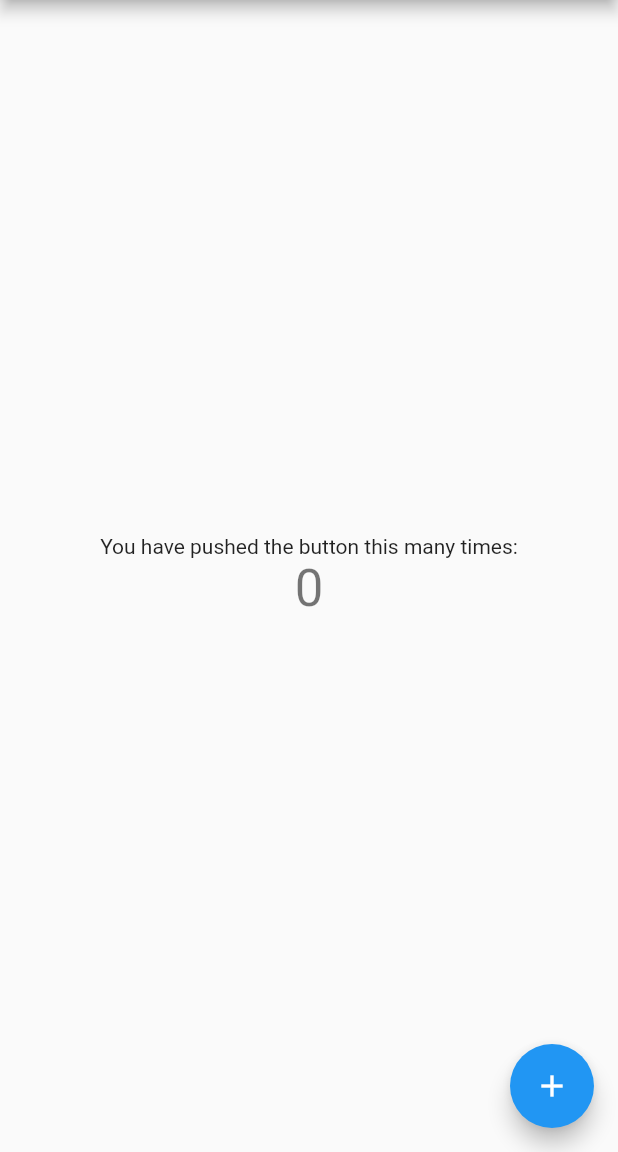
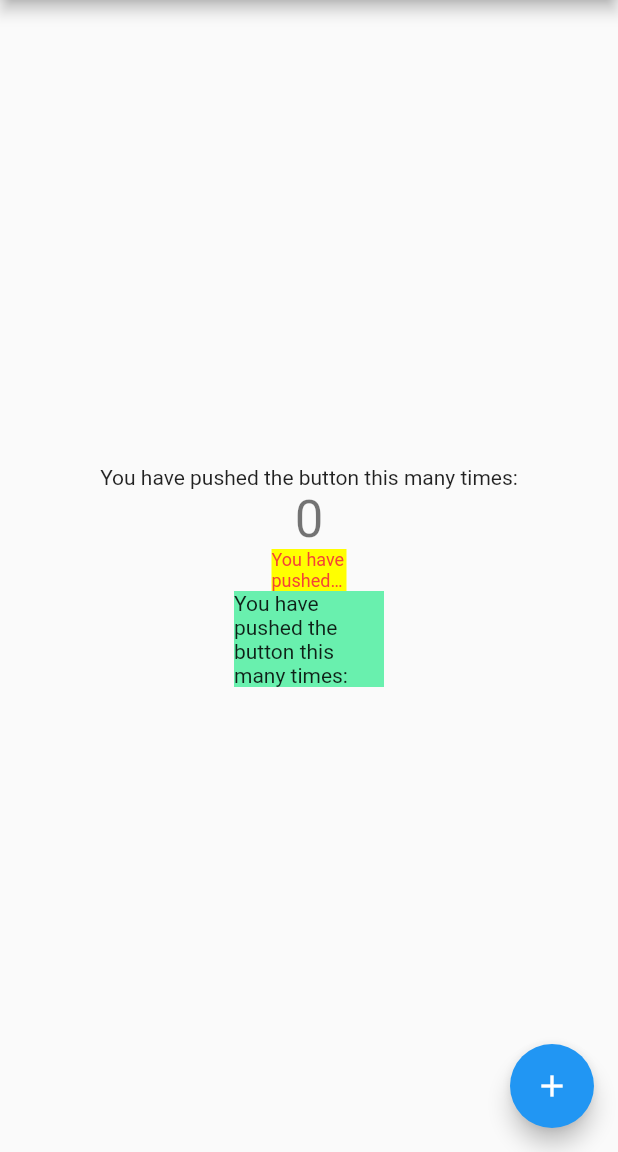
Before and after one commit to MuhMukhtar/flutter_plugin_pubdev, a Flutter app: the screen it shows after launch, on a phone screen of 412 x 824 dp, the part 84-1236 px from its top. Run offline on Flutter 3.47's test engine with Material 2 defaults, Android fonts, the phone set to English and light mode, and no system bars; drawn by our look-alikes of auto_size_text.

```diff
--- a/lib/main.dart
+++ b/lib/main.dart
@@ -1,4 +1,5 @@
 import 'package:flutter/material.dart';
+import 'package:flutter_plugin_pubdev/widgets/red_text_widget.dart';
 
 void main() {
   runApp(const MyApp());
@@ -102,6 +103,20 @@ class _MyHomePageState extends State<MyHomePage> {
               '$_counter',
               style: Theme.of(context).textTheme.headline4,
             ),
+            Container(
+              color: Colors.yellowAccent,
+              width: 50,
+              child: const RedTextWidget(
+                text: 'You have pushed the button this many times:',
+              ),
+            ),
+            Container(
+              color: Colors.greenAccent,
+              width: 100,
+              child: const Text(
+                'You have pushed the button this many times:',
+              ),
+            ),
           ],
         ),
       ),
--- /dev/null
+++ b/lib/widgets/red_text_widget.dart
@@ -0,0 +1,18 @@
+import 'package:auto_size_text/auto_size_text.dart';
+import 'package:flutter/material.dart';
+
+class RedTextWidget extends StatelessWidget {
+  final String text;
+  const RedTextWidget({Key? key, required this.text}) : super(key: key);
+  // const RedTextWidget({Key? key}) : super(key: key);
+
+  @override
+  Widget build(BuildContext context) {
+    return AutoSizeText(
+      text,
+      style: const TextStyle(color: Colors.red, fontSize: 14),
+      maxLines: 2,
+      overflow: TextOverflow.ellipsis,
+);
+  }
+}
--- a/pubspec.yaml
+++ b/pubspec.yaml
@@ -34,6 +34,7 @@ dependencies:
   # The following adds the Cupertino Icons font to your application.
   # Use with the CupertinoIcons class for iOS style icons.
   cupertino_icons: ^1.0.2
+  auto_size_text: ^3.0.0
 
 dev_dependencies:
   flutter_test:
```
Also changed, not shown: pubspec.lock.
